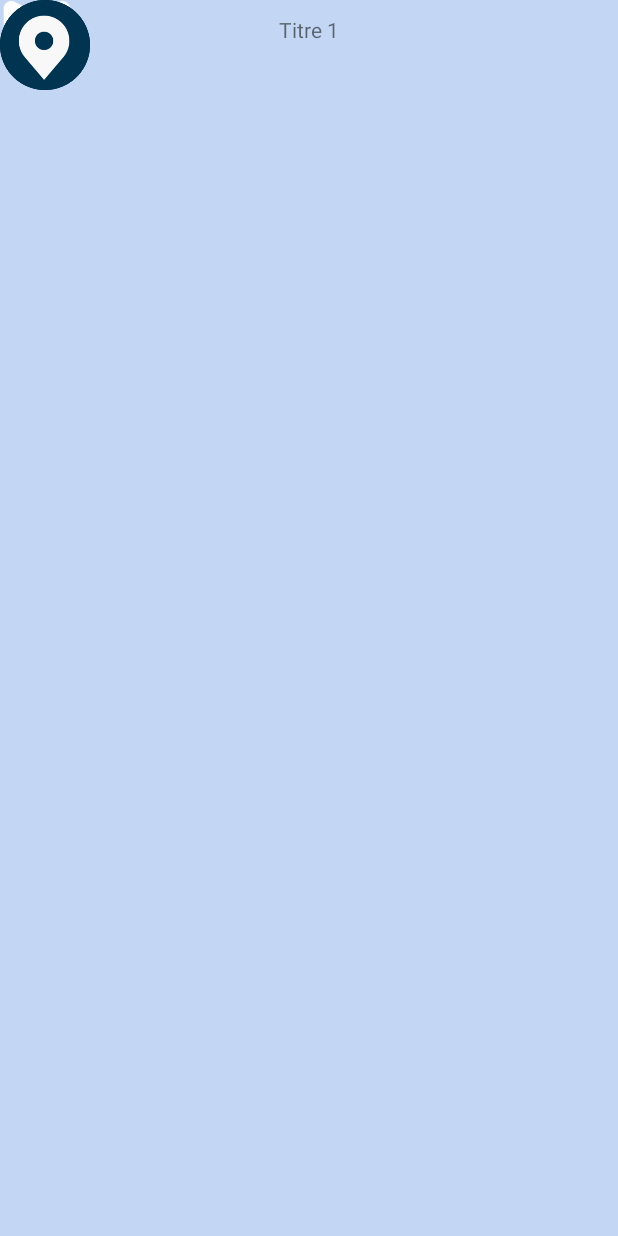
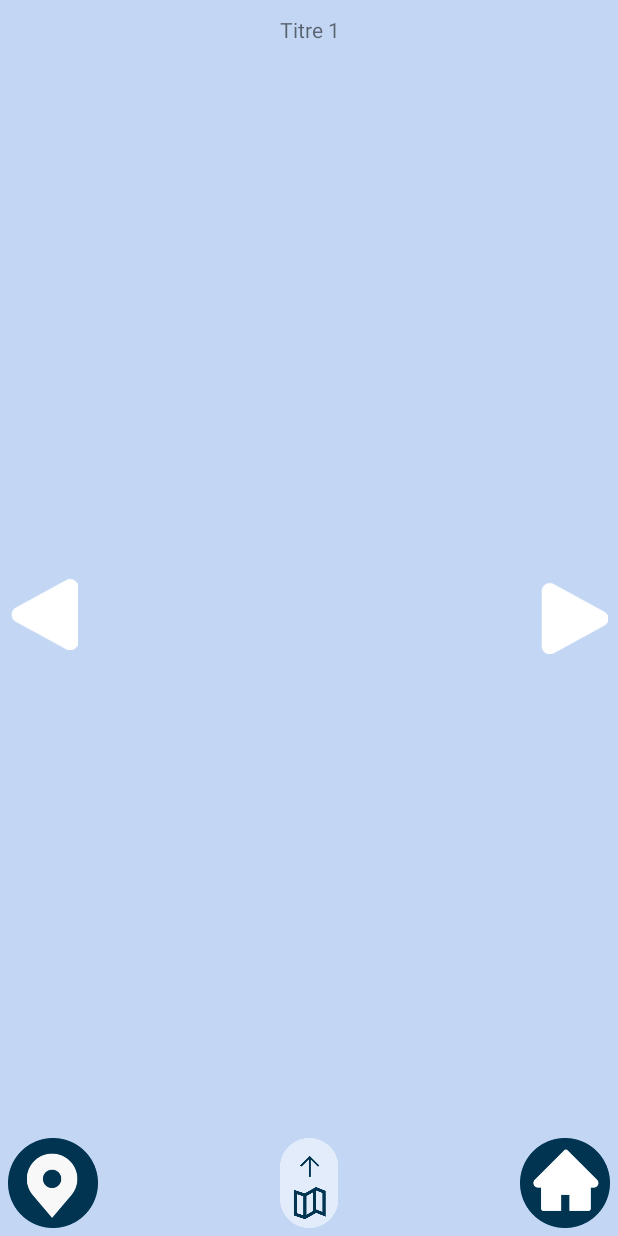
Before and after one commit to MaiwennLeCacheux/Aerosafe, an Android app: the Informations screen opened directly, with no data from a screen before it, on a phone screen of 412 x 824 dp. Run offline under Robolectric (Android 15) with nearby library versions, the phone set to English and light mode, and no system bars.

Commit message:
le slide fucking work

```diff
--- a/app/src/main/java/com/example/aerosafe/Informations.java
+++ b/app/src/main/java/com/example/aerosafe/Informations.java
@@ -111,7 +111,7 @@ public class Informations extends AppCompatActivity implements GestureDetector.O
                 startActivity(intentMap);
             }
         });
-
+        /*
         btnRight.setOnClickListener(new View.OnClickListener() { // envoi du tableau d'aeroports
             public void onClick(View view) {
                 Bundle args = new Bundle();
@@ -135,7 +135,7 @@ public class Informations extends AppCompatActivity implements GestureDetector.O
                 startActivity(intentPrevious);
             }
         });
-
+        */
 
     }
 
@@ -166,7 +166,7 @@ public class Informations extends AppCompatActivity implements GestureDetector.O
                 float valueX = x2 - x1;
                 //getting value for vertical swipe
                 float valueY = y2 - y1;
-
+                /*
                 if (Math.abs(valueX) > MIN_DISTANCE){
                     //detect left to right swipe
                     if(x2>x1){
@@ -194,8 +194,8 @@ public class Informations extends AppCompatActivity implements GestureDetector.O
                         startActivity(intentNext);
                     }
 
-                }
-                else if (Math.abs(valueY) > MIN_DISTANCE){
+                } */
+                if (Math.abs(valueY) > MIN_DISTANCE){
                     //detect top to bottom swipe
                     if(y2<y1){
 
--- a/app/src/main/res/layout/activity_informations.xml
+++ b/app/src/main/res/layout/activity_informations.xml
@@ -9,76 +9,88 @@
     android:background="#C3D7F4">
 
 
-    <android.support.v4.view.ViewPager
+    <androidx.viewpager.widget.ViewPager
         android:id="@+id/slideViewPager"
-        android:layout_width="304dp"
-        android:layout_height="655dp"
+        android:layout_width="411dp"
+        android:layout_height="658dp"
         app:layout_constraintEnd_toEndOf="parent"
         app:layout_constraintStart_toStartOf="parent"
-        app:layout_constraintTop_toTopOf="parent">
+        app:layout_constraintTop_toTopOf="parent"
+        tools:ignore="SpeakableTextPresentCheck">
 
-    </android.support.v4.view.ViewPager>
+    </androidx.viewpager.widget.ViewPager>
 
 
     <androidx.constraintlayout.widget.ConstraintLayout
         android:id="@+id/dotsLayout"
         android:layout_width="match_parent"
-        android:layout_height="match_parent">
+        android:layout_height="match_parent"
+        app:layout_constraintTop_toTopOf="parent">
 
         <ImageButton
             android:id="@+id/btnLeft"
             android:layout_width="48dp"
             android:layout_height="48dp"
+            android:layout_marginStart="5dp"
             android:background="#00FFFFFF"
             android:scaleType="centerInside"
+            app:layout_constraintBottom_toBottomOf="@+id/btnMap"
+            app:layout_constraintStart_toStartOf="parent"
+            app:layout_constraintTop_toTopOf="parent"
             app:srcCompat="@drawable/polygon_left"
-            tools:layout_editor_absoluteX="5dp"
-            tools:layout_editor_absoluteY="343dp"
-            tools:ignore="MissingConstraints" />
+            tools:ignore="SpeakableTextPresentCheck" />
 
         <ImageButton
             android:id="@+id/btnRight"
-            android:layout_width="45dp"
-            android:layout_height="45dp"
+            android:layout_width="48dp"
+            android:layout_height="48dp"
+            android:layout_marginEnd="5dp"
             android:background="#00FFFFFF"
             android:scaleType="centerInside"
+            app:layout_constraintBottom_toBottomOf="parent"
+            app:layout_constraintEnd_toEndOf="parent"
+            app:layout_constraintTop_toTopOf="parent"
             app:srcCompat="@drawable/polygon_right"
-            tools:layout_editor_absoluteX="362dp"
-            tools:layout_editor_absoluteY="343dp"
-            tools:ignore="MissingConstraints" />
+            tools:ignore="SpeakableTextPresentCheck" />
 
         <ImageButton
             android:id="@+id/btnMapUp"
             android:layout_width="60dp"
             android:layout_height="60dp"
+            android:layout_marginBottom="5dp"
             android:background="#00FFFFFF"
             android:scaleType="centerInside"
+            app:layout_constraintBottom_toBottomOf="parent"
+            app:layout_constraintEnd_toEndOf="parent"
+            app:layout_constraintStart_toStartOf="parent"
             app:srcCompat="@drawable/map_up"
-            tools:layout_editor_absoluteX="176dp"
-            tools:layout_editor_absoluteY="666dp"
-            tools:ignore="MissingConstraints" />
+            tools:ignore="SpeakableTextPresentCheck" />
 
         <ImageButton
             android:id="@+id/btnHome"
             android:layout_width="60dp"
             android:layout_height="60dp"
+            android:layout_marginEnd="5dp"
+            android:layout_marginBottom="5dp"
             android:background="#00FFFFFF"
             android:scaleType="centerInside"
+            app:layout_constraintBottom_toBottomOf="parent"
+            app:layout_constraintEnd_toEndOf="parent"
             app:srcCompat="@drawable/menu_home"
-            tools:layout_editor_absoluteX="343dp"
-            tools:layout_editor_absoluteY="666dp"
-            tools:ignore="MissingConstraints" />
+            tools:ignore="SpeakableTextPresentCheck" />
 
         <ImageButton
             android:id="@+id/btnMap"
             android:layout_width="60dp"
             android:layout_height="60dp"
+            android:layout_marginStart="5dp"
+            android:layout_marginBottom="5dp"
             android:background="#00FFFFFF"
             android:scaleType="centerInside"
+            app:layout_constraintBottom_toBottomOf="parent"
+            app:layout_constraintStart_toStartOf="parent"
             app:srcCompat="@drawable/menu_map"
-            tools:layout_editor_absoluteX="8dp"
-            tools:layout_editor_absoluteY="666dp"
-            tools:ignore="MissingConstraints" />
+            tools:ignore="SpeakableTextPresentCheck" />
     </androidx.constraintlayout.widget.ConstraintLayout>
 
 
```
